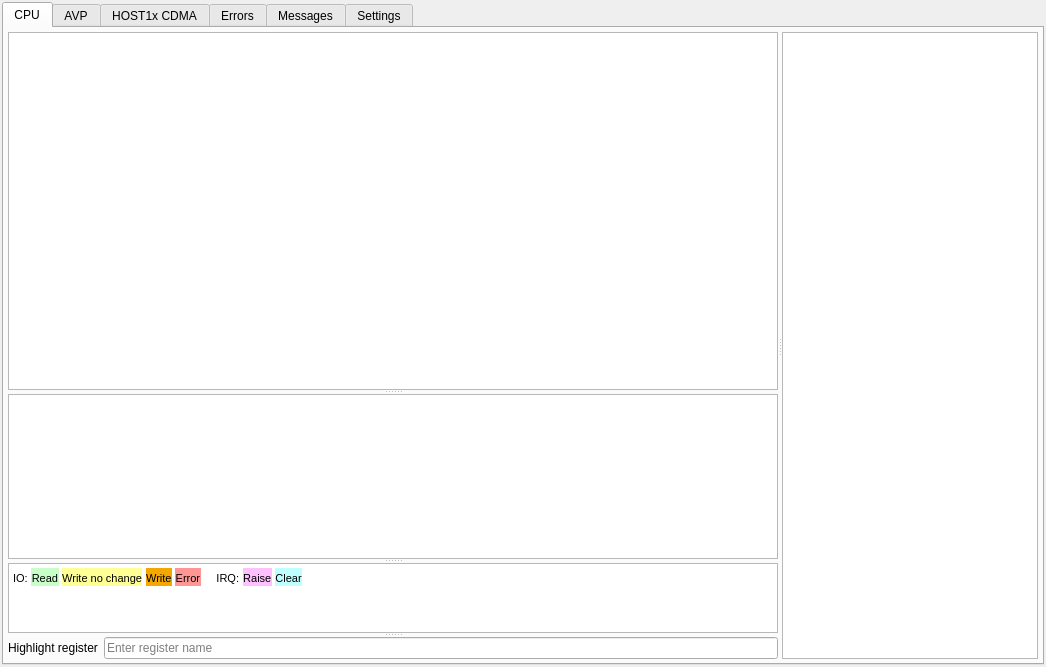
Before: the Qt Designer form mainwindow.ui in digetx/tegra2_qemu_trace_viewer, drawn with Qt 5.
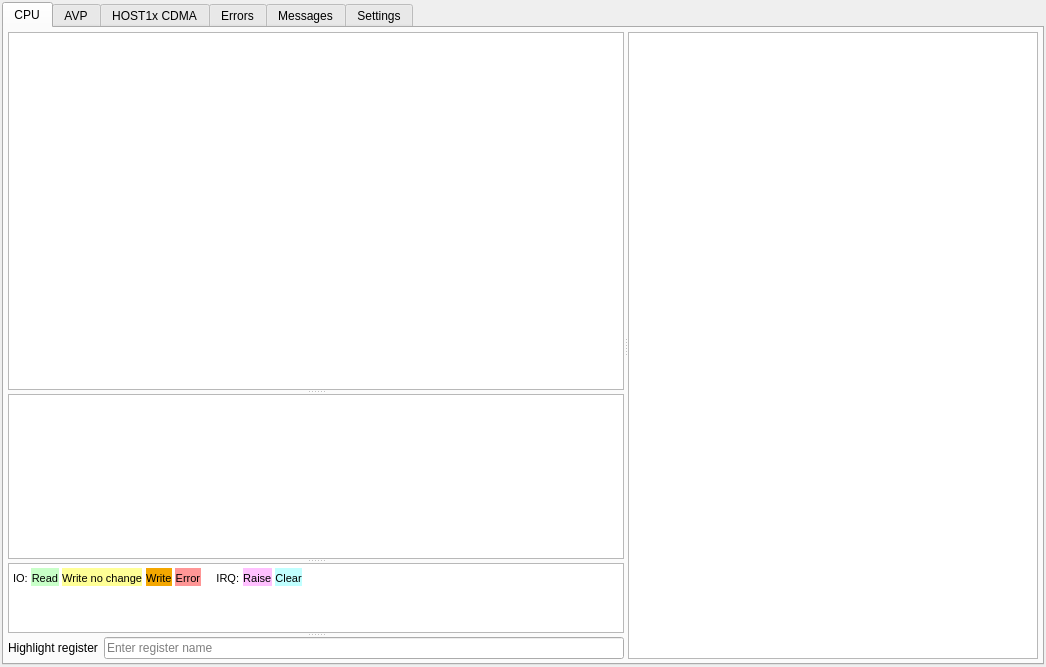
After: the same form once the commit is applied. Custom widgets are drawn as their Qt base class.

Commit message: tracesrc: Use QTableView for A9 and AVP devices list

What changed in the file:
```diff
--- a/mainwindow.ui
+++ b/mainwindow.ui
@@ -206,21 +206,15 @@
             </item>
            </layout>
           </widget>
-          <widget class="QListWidget" name="listWidgetDevices_CPU">
-           <property name="enabled">
-            <bool>true</bool>
-           </property>
+          <widget class="QTableView" name="tableViewDevices_CPU">
            <property name="sizePolicy">
             <sizepolicy hsizetype="Expanding" vsizetype="Expanding">
-             <horstretch>1</horstretch>
+             <horstretch>2</horstretch>
              <verstretch>0</verstretch>
             </sizepolicy>
            </property>
-           <property name="minimumSize">
-            <size>
-             <width>30</width>
-             <height>0</height>
-            </size>
+           <property name="selectionMode">
+            <enum>QAbstractItemView::SingleSelection</enum>
            </property>
            <property name="sizeIncrement">
             <size>
@@ -228,12 +222,9 @@
              <height>0</height>
             </size>
            </property>
-           <property name="baseSize">
-            <size>
-             <width>0</width>
-             <height>0</height>
-            </size>
-           </property>
+           <attribute name="verticalHeaderVisible">
+            <bool>false</bool>
+           </attribute>
           </widget>
          </widget>
         </item>
```
Left out of the diff: 67 changed lines with no effect on the pictures. The commit also changes 15 other files.
